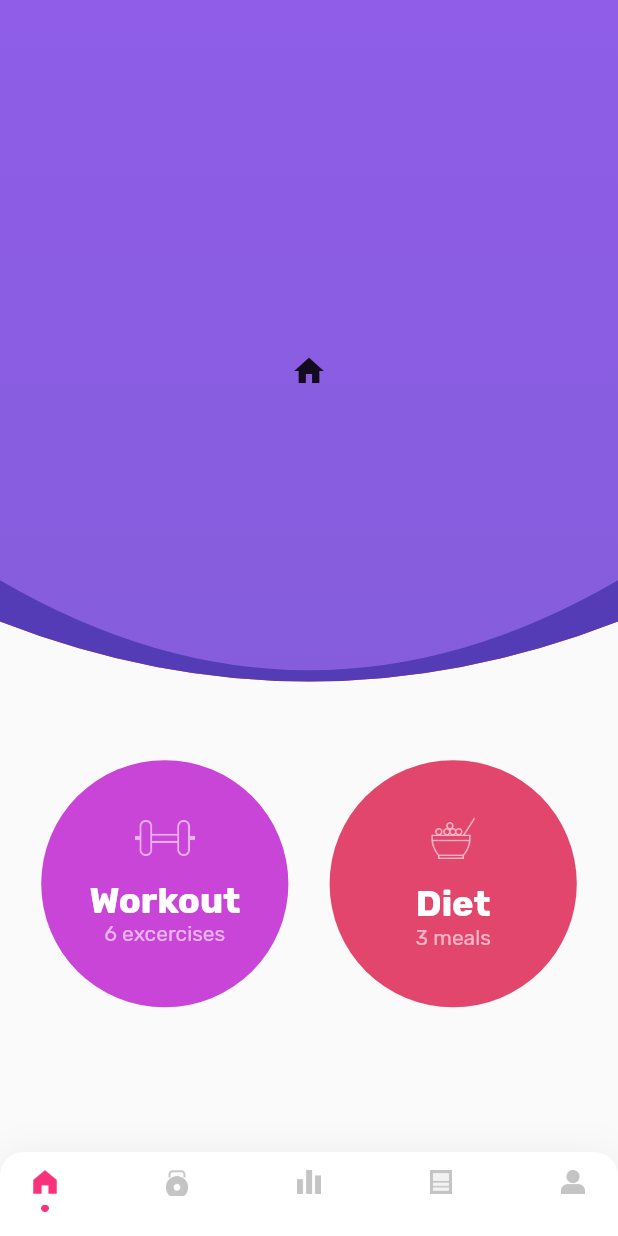
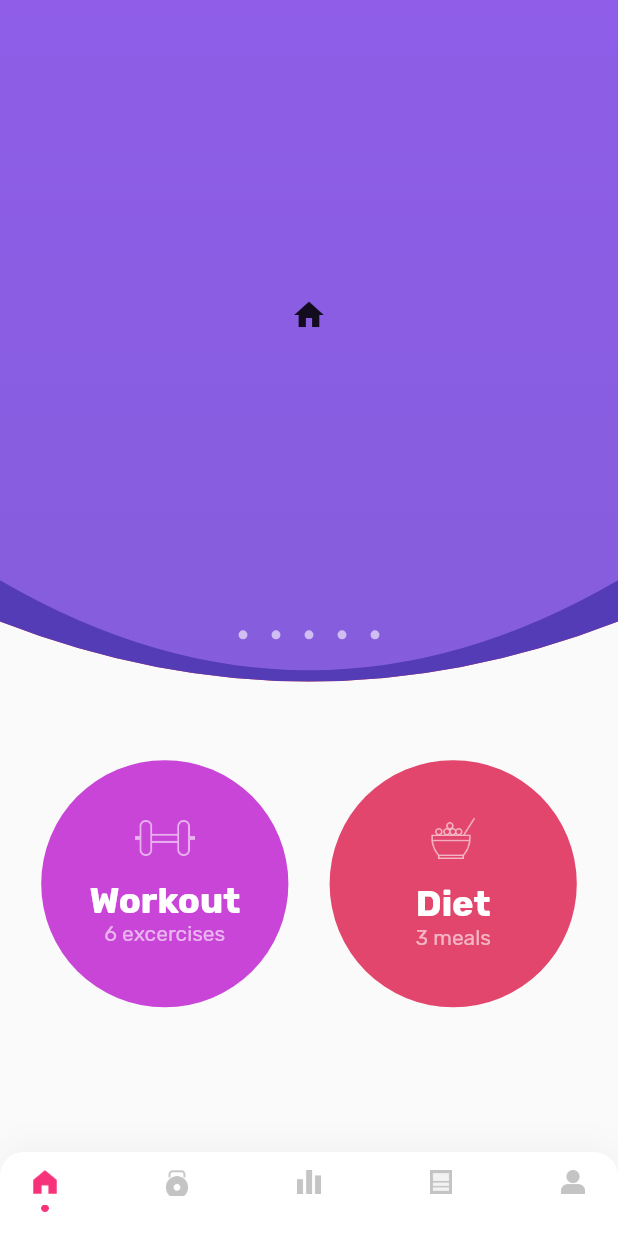
Before and after one commit to CoMatu/msfit, a Flutter app: the screen it shows after launch, on a phone screen of 412 x 824 dp. Run offline on Flutter 3.47's test engine with Material 2 defaults, Android fonts, the phone set to English and light mode, and no system bars.

Commit message:
initial commit

```diff
--- a/lib/features/msfit/presentation/pages/home_page.dart
+++ b/lib/features/msfit/presentation/pages/home_page.dart
@@ -1,6 +1,13 @@
 import 'package:flutter/material.dart';
 
 class HomePage extends StatelessWidget {
+  final List<Widget> _pages = [
+    Icon(Icons.home),
+    Icon(Icons.accessibility_new),
+    Icon(Icons.image),
+    Icon(Icons.directions_car)
+  ];
+
   @override
   Widget build(BuildContext context) {
     return Scaffold(
@@ -38,27 +45,16 @@ class HomePage extends StatelessWidget {
               Column(
                 children: <Widget>[
                   Container(
-                    height: MediaQuery.of(context).size.height * 0.6,
-                    child: PageView(
-                      children: <Widget>[
-                        Container(
-                          child: Icon(Icons.home),
-                        ),
-                        Container(
-                          child: Icon(Icons.accessibility_new),
-                        ),
-                        Container(
-                          child: Icon(Icons.image),
-                        ),
-                        Container(
-                          child: Icon(Icons.image),
-                        ),
-                      ],
+                    height: MediaQuery.of(context).size.height * 0.51,
+                    child: PageView.builder(
+                      itemCount: _pages.length,
+                      itemBuilder: (context, position) => Container(
+                        child: _pages[position],
+                      ),
                       onPageChanged: (num) => print(num),
                     ),
                   ),
-                  Container(),
-
+                  AnimationDots(dotCount: _pages.length,), // for page view indicator
                 ],
               ),
             ],
@@ -244,6 +240,36 @@ class HomePage extends StatelessWidget {
   }
 }
 
+class AnimationDots extends StatelessWidget {
+  final int dotCount;
+  const AnimationDots({Key key,@required this.dotCount}) : super(key: key);
+
+  @override
+  Widget build(BuildContext context) {
+    final dotList = List<Widget>.generate(dotCount + 1, _buildDot);
+
+    return Row(mainAxisSize: MainAxisSize.min,
+      children: dotList,);
+  }
+
+  static Widget _buildDot(int index) {
+    final _height = 6.0;
+    final _width = 6.0;
+    return Opacity(
+      opacity: 0.6,
+      child: Container(
+        height: _height,
+        width: _width,
+        margin: EdgeInsets.only(left: 8.0, right: 8.0),
+        decoration: BoxDecoration(
+          color: Colors.white,
+              borderRadius: BorderRadius.circular(_height/2)
+        ),
+      ),
+    );
+  }
+}
+
 class CustomClipPath extends CustomClipper<Path> {
   @override
   Path getClip(Size size) {
```
